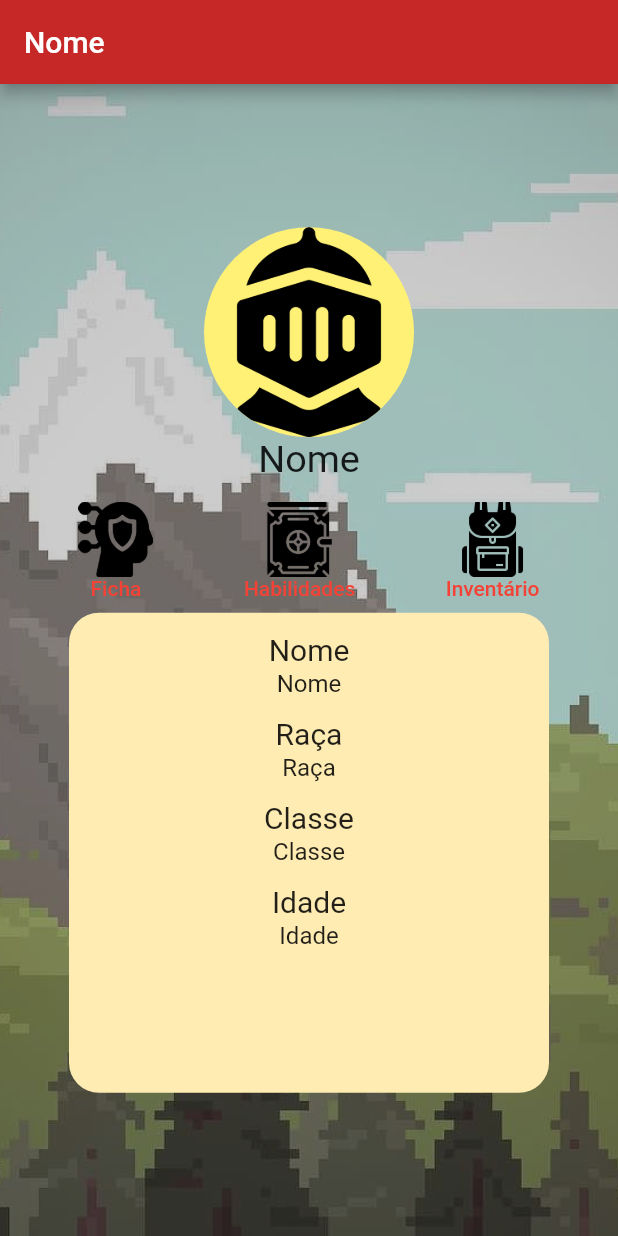
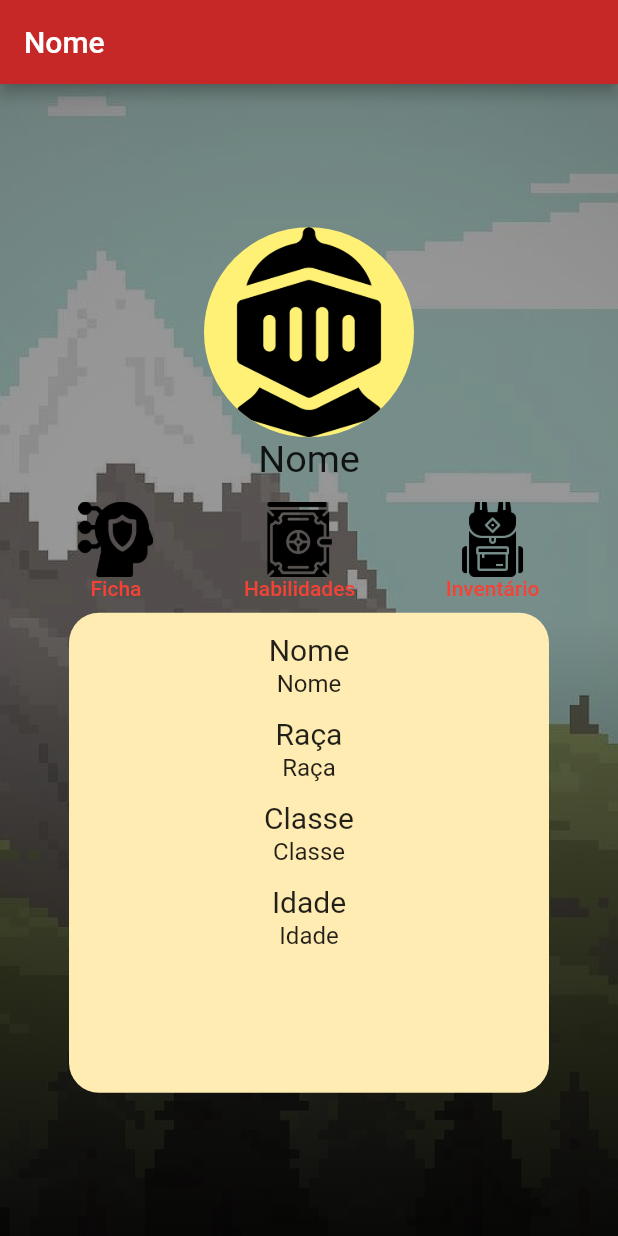
Before and after one commit to jemchaicoski/TraslateRPGApp, a Flutter app: the screen it shows after launch, on a phone screen of 412 x 824 dp. Run offline on Flutter 3.47's test engine with Material 2 defaults, Android fonts, the light colour scheme and no system bars.

Commit message:
Gradient dark background

```diff
--- a/translate_rpg_app/lib/components/BackgroundImageWidget.dart
+++ b/translate_rpg_app/lib/components/BackgroundImageWidget.dart
@@ -11,7 +11,21 @@ class BackgroundImageWidget extends StatelessWidget {
   }) : super(key: key);
 
   @override
-  Widget build(BuildContext context) => Container(
+  Widget build(BuildContext context) => Stack(
+        children: [
+          buildBackground(),
+          child,
+        ],
+      );
+
+  Widget buildBackground() => ShaderMask(
+        shaderCallback: (bounds) => LinearGradient(
+          colors: [Colors.black26, Colors.black87],
+          begin: Alignment.center,
+          end: Alignment.bottomCenter,
+        ).createShader(bounds),
+        blendMode: BlendMode.darken,
+        child: Container(
           decoration: BoxDecoration(
             image: DecorationImage(
               image: image,
@@ -20,6 +34,6 @@ class BackgroundImageWidget extends StatelessWidget {
                   Colors.black.withOpacity(0.2), BlendMode.darken),
             ),
           ),
-        child: child,
+        ),
       );
 }
```
Lines whose indentation alone changed are shown as unchanged.
